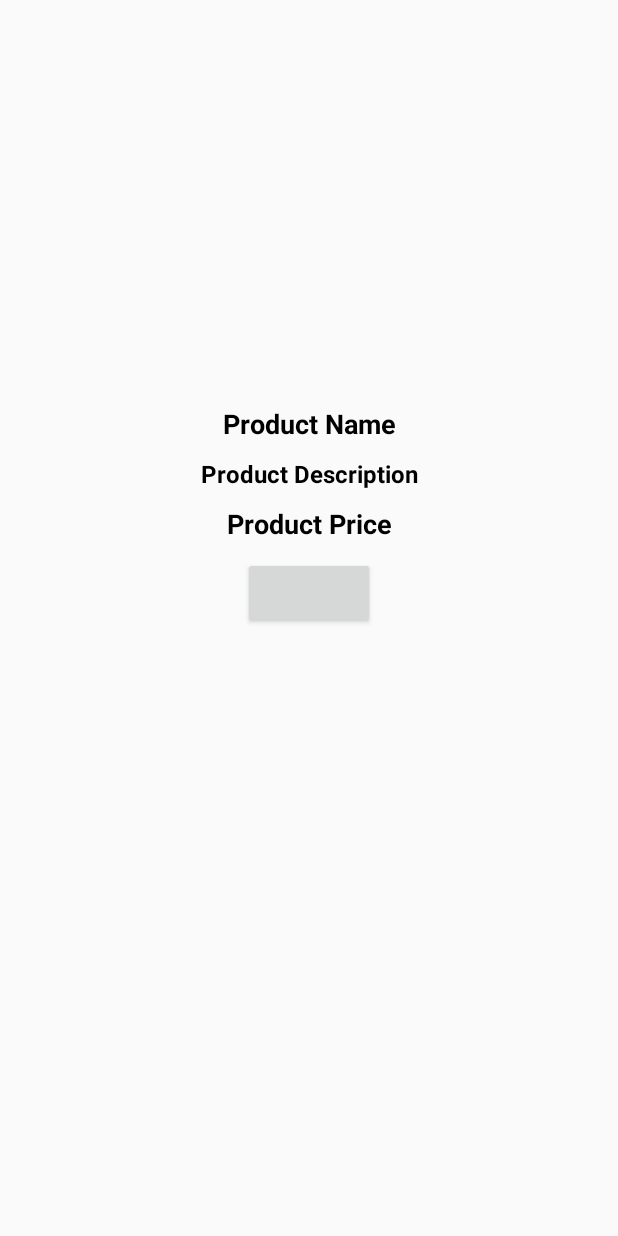
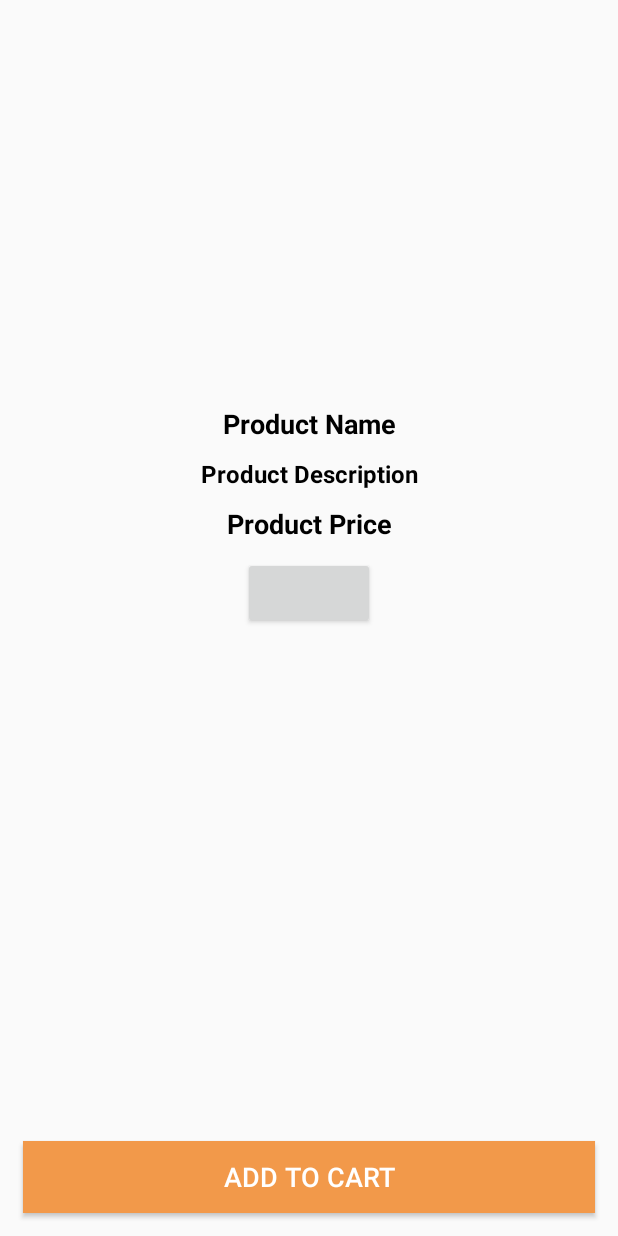
Before and after one commit to Bawani123/Shopify_new, an Android app: the ProductDetailsActivity screen opened directly, with no data from a screen before it, on a phone screen of 412 x 824 dp. Run offline under Robolectric (Android 15) with nearby library versions, the phone set to English and light mode, and no system bars; our stand-ins replace Firebase (no records; nobody signed in at launch, a user with empty details on screens opened directly), Picasso; libraries missing offline, so code that uses them is left out: com.cepheuen.elegantnumberbutton; plain views replace ElegantNumberButton; 1 statement that could not run was skipped.

Commit message:
ProductDetailsActivity

```diff
--- a/app/src/main/res/layout/activity_product_details.xml
+++ b/app/src/main/res/layout/activity_product_details.xml
@@ -72,17 +72,18 @@
 
     </com.cepheuen.elegantnumberbutton.view.ElegantNumberButton>
 
-<!--    <com.google.android.material.floatingactionbutton.FloatingActionButton-->
-<!--        android:id="@+id/add_product_to_cart_btn"-->
-<!--        android:layout_width="wrap_content"-->
-<!--        android:layout_height="wrap_content"-->
-<!--        android:elevation="6dp"-->
-<!--        android:backgroundTint="@android:color/white"-->
-<!--        android:src="@drawable/nav_cart"-->
-<!--        android:layout_alignParentBottom="true"-->
-<!--        android:layout_alignParentRight="true"-->
-<!--        android:layout_margin="15dp"-->
+    <Button
+        android:id="@+id/pd_add_to_cart_button"
+        android:layout_width="match_parent"
+        android:layout_height="wrap_content"
+        android:background="@color/colorPrimaryDark"
+        android:layout_margin="15dp"
+        android:layout_alignParentBottom="true"
+        android:text="Add to Cart"
+        android:textColor="@android:color/white"
+        android:textSize="18dp"
+        />
 
-<!--        />-->
+
 
 </RelativeLayout>
```
Also changed, not shown: app/src/main/java/com/example/shopyfy/ProductDetailsActivity.java (+77 -5 lines).
